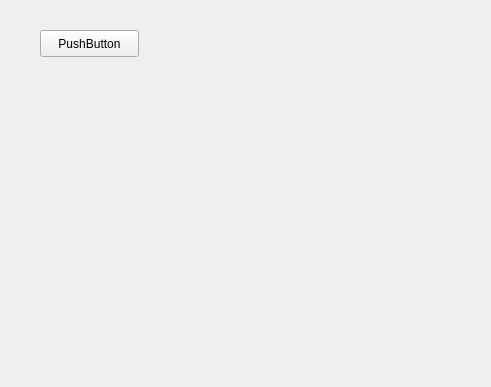
The window that gui/wmain.ui (jacv050/dataset-tools) describes before a commit, drawn with Qt 5.
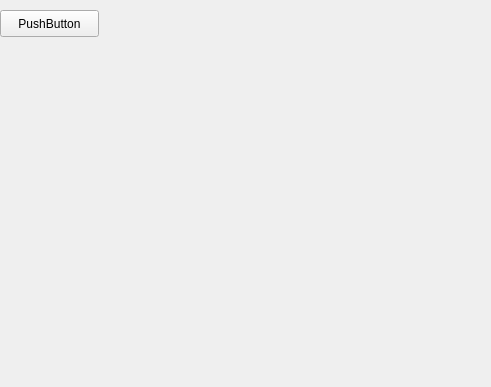
The same window after the commit.

Commit message: Base of gui class stable

```diff
--- a/gui/wmain.ui
+++ b/gui/wmain.ui
@@ -16,8 +16,8 @@
   <widget class="QPushButton" name="pushButton">
    <property name="geometry">
     <rect>
-     <x>40</x>
-     <y>30</y>
+     <x>0</x>
+     <y>10</y>
      <width>99</width>
      <height>27</height>
     </rect>
```
The commit also changes 4 other files.
